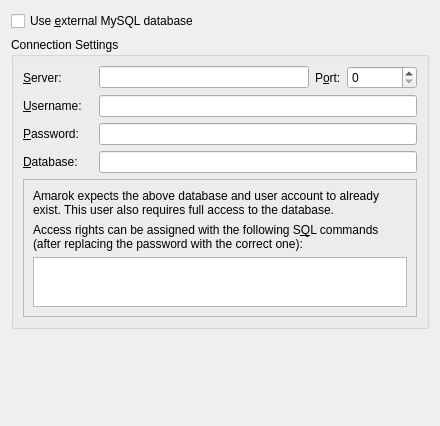
First picture: the form in src/configdialog/dialogs/DatabaseConfig.ui, repository netrunner-debian-kde-extras/amarok, before the edit.
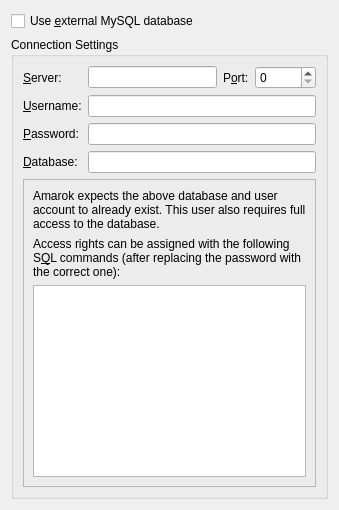
Second picture: the form after the edit.

What changed in the file:
```diff
--- a/src/configdialog/dialogs/DatabaseConfig.ui
+++ b/src/configdialog/dialogs/DatabaseConfig.ui
@@ -2,23 +2,15 @@
 <ui version="4.0">
  <class>DatabaseConfig</class>
  <widget class="QWidget" name="DatabaseConfig">
-  <property name="geometry">
-   <rect>
-    <x>0</x>
-    <y>0</y>
-    <width>440</width>
-    <height>426</height>
-   </rect>
-  </property>
-  <layout class="QVBoxLayout" name="verticalLayout_2">
-   <item>
+  <layout class="QGridLayout" name="gridLayout">
+   <item row="0" column="0">
     <widget class="QCheckBox" name="kcfg_UseServer">
      <property name="text">
       <string>Use &amp;external MySQL database</string>
      </property>
     </widget>
    </item>
-   <item>
+   <item row="1" column="0">
     <widget class="QGroupBox" name="group_Connection">
      <property name="title">
       <string>Connection Settings</string>
@@ -169,17 +161,9 @@
         <layout class="QVBoxLayout" name="verticalLayout">
          <item>
           <widget class="QLabel" name="label_Info">
-           <property name="font">
-            <font>
-             <pointsize>9</pointsize>
-            </font>
-           </property>
            <property name="text">
             <string>Amarok expects the above database and user account to already exist. This user also requires full access to the database.</string>
            </property>
-           <property name="alignment">
-            <set>Qt::AlignLeading|Qt::AlignLeft|Qt::AlignVCenter</set>
-           </property>
            <property name="wordWrap">
             <bool>true</bool>
            </property>
@@ -187,11 +171,6 @@
          </item>
          <item>
           <widget class="QLabel" name="label_SQL">
-           <property name="font">
-            <font>
-             <pointsize>9</pointsize>
-            </font>
-           </property>
            <property name="text">
             <string>Access rights can be assigned with the following S&amp;QL commands (after replacing the password with the correct one):</string>
            </property>
@@ -205,23 +184,6 @@
          </item>
          <item>
           <widget class="QPlainTextEdit" name="text_SQL">
-           <property name="sizePolicy">
-            <sizepolicy hsizetype="Expanding" vsizetype="Fixed">
-             <horstretch>0</horstretch>
-             <verstretch>0</verstretch>
-            </sizepolicy>
-           </property>
-           <property name="maximumSize">
-            <size>
-             <width>16777215</width>
-             <height>50</height>
-            </size>
-           </property>
-           <property name="font">
-            <font>
-             <pointsize>9</pointsize>
-            </font>
-           </property>
            <property name="cursor" stdset="0">
             <cursorShape>ArrowCursor</cursorShape>
            </property>
@@ -231,30 +193,27 @@
            <property name="readOnly">
             <bool>true</bool>
            </property>
-           <property name="plainText">
-            <string notr="true"/>
-           </property>
           </widget>
          </item>
         </layout>
        </widget>
       </item>
+      <item>
+       <spacer name="spacer">
+        <property name="orientation">
+         <enum>Qt::Vertical</enum>
+        </property>
+        <property name="sizeHint" stdset="0">
+         <size>
+          <width>0</width>
+          <height>0</height>
+         </size>
+        </property>
+       </spacer>
+      </item>
      </layout>
     </widget>
    </item>
-   <item>
-    <spacer name="verticalSpacer">
-     <property name="orientation">
-      <enum>Qt::Vertical</enum>
-     </property>
-     <property name="sizeHint" stdset="0">
-      <size>
-       <width>20</width>
-       <height>40</height>
-      </size>
-     </property>
-    </spacer>
-   </item>
   </layout>
  </widget>
  <resources/>
```
